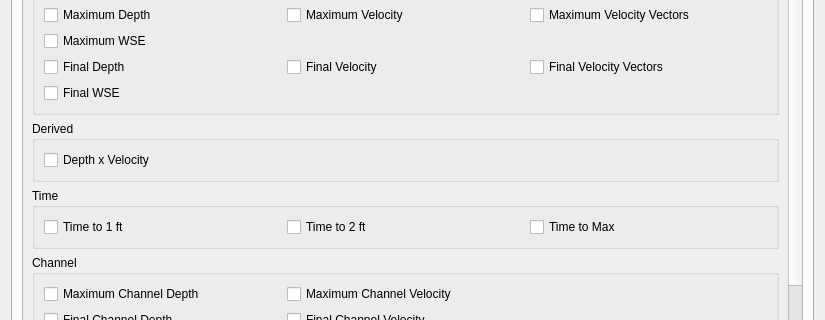
FLO-2DSoftware/FLO-2DMapCrafter, file flo2d_mapcrafter/flo2d_mapcrafter_dialog_base.ui: the form before one commit; both pictures show x 0 to 825 and y 224 to 544 of the 825 by 721 pixel window.
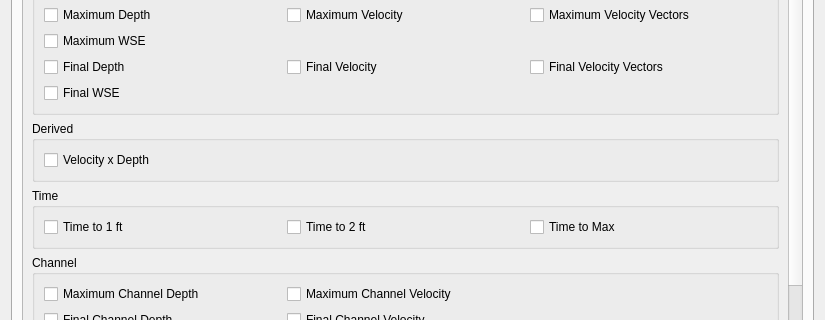
The form after the commit. The open tabs and pages were chosen to show the change. Custom widgets are drawn as their Qt base class.

Commit message: Change "Depth x Velocity" to "Velocity x Depth" and item rows from 0 to 1 for the respective checkboxes. (For sediment, mudflow and two-phase tabs).

Diff of the .ui file:
```diff
--- a/flo2d_mapcrafter/flo2d_mapcrafter_dialog_base.ui
+++ b/flo2d_mapcrafter/flo2d_mapcrafter_dialog_base.ui
@@ -1099,7 +1099,7 @@
                 <bool>true</bool>
                </property>
                <layout class="QGridLayout" name="gridLayout_84">
-                <item row="0" column="0">
+                <item row="1" column="0">
                  <layout class="QGridLayout" name="gridLayout_83">
                   <item row="0" column="0">
                    <widget class="QCheckBox" name="dv_sd_cb">
@@ -1113,7 +1113,7 @@
                      <number>0</number>
                     </property>
                     <property name="text">
-                     <string>Depth x Velocity</string>
+                     <string>Velocity x Depth</string>
                     </property>
                    </widget>
                   </item>
```
Left out of the diff: 8 changed lines with no effect on the pictures.
